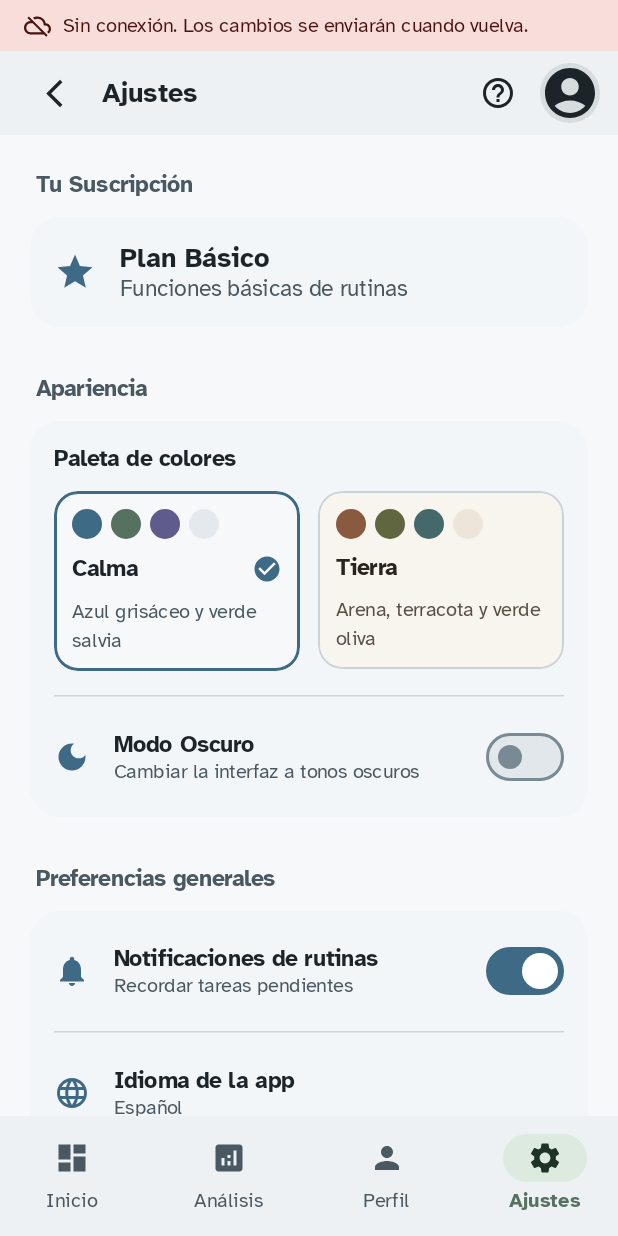
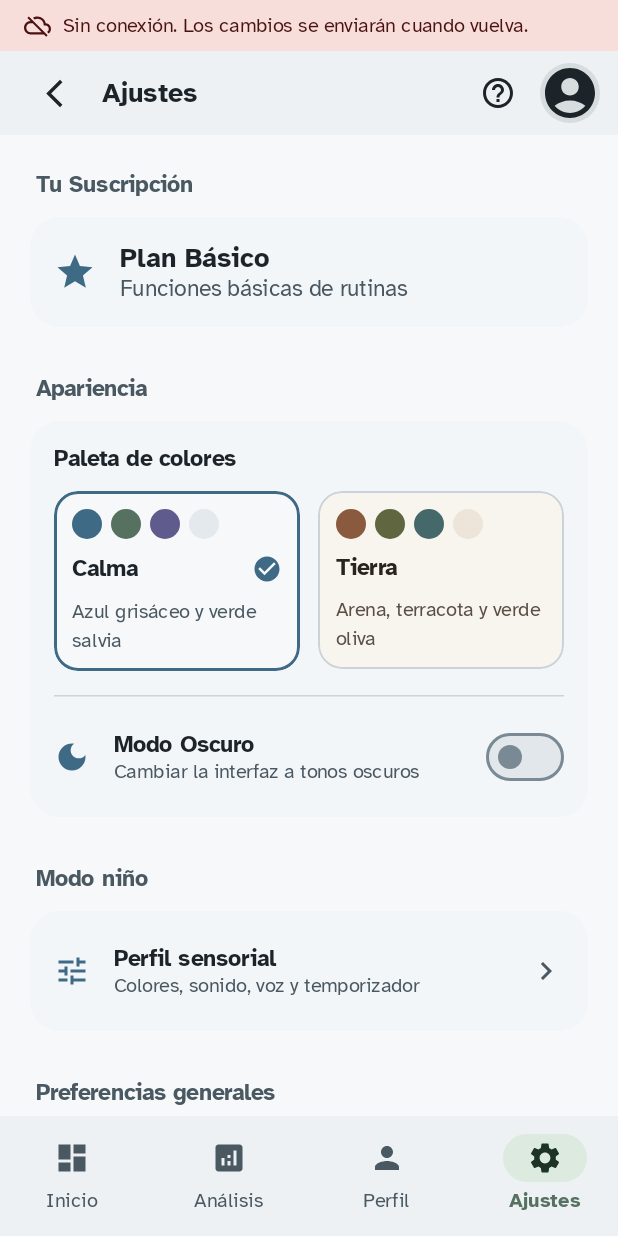
Before and after one commit to iTovarr/U-PAD, an Android app built with Jetpack Compose: the SettingsScreen screen opened through its navigation route, on a phone screen of 412 x 824 dp. Run offline under Robolectric (Android 15) with nearby library versions, the phone set to English and light mode, and no system bars; our stand-ins replace Firebase (no records; nobody signed in at launch, a user with empty details on screens opened directly); pictures from the network do not load.

Commit message:
feat(settings): enlazar el perfil sensorial desde Ajustes
Ajustes incorpora una sección Modo niño con acceso a la pantalla del perfil sensorial, y se añade su ruta (Routes.SENSORY_PROFILE) a la navegación.

```diff
--- a/app/src/main/java/com/example/upad/MainActivity.kt
+++ b/app/src/main/java/com/example/upad/MainActivity.kt
@@ -580,6 +580,19 @@ fun UPadNavigation(
                     SettingsScreen(
                         settingsViewModel = settingsViewModel,
                         onNavigateBack = { navController.popBackStack() },
+                        onNavigateToSensoryProfile = { navController.navigate(Routes.SENSORY_PROFILE) },
+                        onNavigateToHelp = { navController.navigate(Routes.HELP_TUTORIAL) },
+                        onNavigateToProfile = { navController.navigate(Routes.PROFILE) }
+                    )
+                }
+
+                composable(Routes.SENSORY_PROFILE) {
+                    val sensoryProfileViewModel: com.example.upad.viewmodel.SensoryProfileViewModel = viewModel(
+                        factory = AppViewModelFactory(LocalAppContainer.current)
+                    )
+                    com.example.upad.dashboard.SensoryProfileScreen(
+                        viewModel = sensoryProfileViewModel,
+                        onNavigateBack = { navController.popBackStack() },
                         onNavigateToHelp = { navController.navigate(Routes.HELP_TUTORIAL) },
                         onNavigateToProfile = { navController.navigate(Routes.PROFILE) }
                     )
--- a/app/src/main/java/com/example/upad/dashboard/SettingsScreen.kt
+++ b/app/src/main/java/com/example/upad/dashboard/SettingsScreen.kt
@@ -27,6 +27,8 @@ import androidx.compose.material.icons.filled.DarkMode
 import androidx.compose.material.icons.filled.Language
 import androidx.compose.material.icons.filled.Notifications
 import androidx.compose.material.icons.filled.Star
+import androidx.compose.material.icons.filled.Tune
+import androidx.compose.material.icons.automirrored.filled.KeyboardArrowRight
 import androidx.compose.material.icons.filled.WorkspacePremium
 import androidx.compose.material3.DropdownMenu
 import androidx.compose.material3.DropdownMenuItem
@@ -77,6 +79,7 @@ private val IdiomasDisponibles = listOf(
 fun SettingsScreen(
     settingsViewModel: SettingsViewModel,
     onNavigateBack: () -> Unit,
+    onNavigateToSensoryProfile: () -> Unit,
     onNavigateToHelp: () -> Unit = {},
     onNavigateToProfile: () -> Unit = {}
 ) {
@@ -162,6 +165,24 @@ fun SettingsScreen(
                     checked = isDarkMode,
                     onCheckedChange = { settingsViewModel.setDarkMode(it) }
                 )
+            }
+
+            // ── Modo niño ───────────────────────────────────────────────────
+            Spacer(modifier = Modifier.size(8.dp))
+            SectionTitle(stringResource(R.string.settings_child_mode))
+            UPadCard {
+                SettingRow(
+                    icon = Icons.Default.Tune,
+                    title = stringResource(R.string.sensory_title),
+                    subtitle = stringResource(R.string.settings_sensory_desc),
+                    modifier = Modifier.clickable(role = Role.Button, onClick = onNavigateToSensoryProfile)
+                ) {
+                    Icon(
+                        imageVector = Icons.AutoMirrored.Filled.KeyboardArrowRight,
+                        contentDescription = null,
+                        tint = MaterialTheme.colorScheme.onSurfaceVariant
+                    )
+                }
             }
 
             // ── General ─────────────────────────────────────────────────────
--- a/app/src/main/java/com/example/upad/navigation/Routes.kt
+++ b/app/src/main/java/com/example/upad/navigation/Routes.kt
@@ -33,6 +33,7 @@ object Routes {
     const val NOTIFICATIONS = "notifications"
     const val PROFILE = "profile"
     const val SETTINGS = "settings"
+    const val SENSORY_PROFILE = "sensory_profile"
     const val CONNECTION_CODE = "connection_code"
     const val ANALYTICS = "analytics"
     const val DEVICE_MANAGEMENT = "device_management"
```
